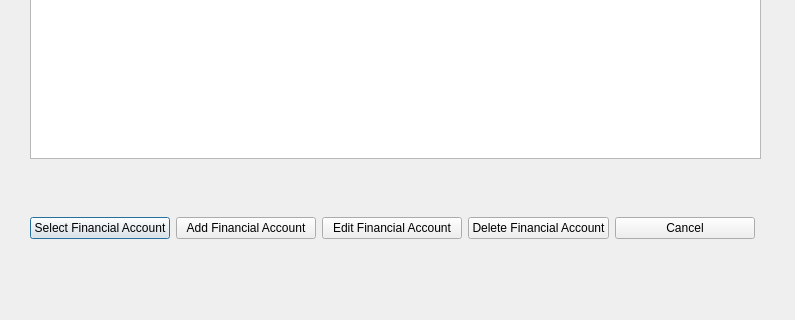
Old version of the form BudgetManagementQtVS/BudgetManagementQtVS/FinancialAccountSelectionView.ui in the repository Greexoff/Budget-Management-App; both pictures show x 0 to 795 and y 232 to 552 of the 795 by 552 pixel window.
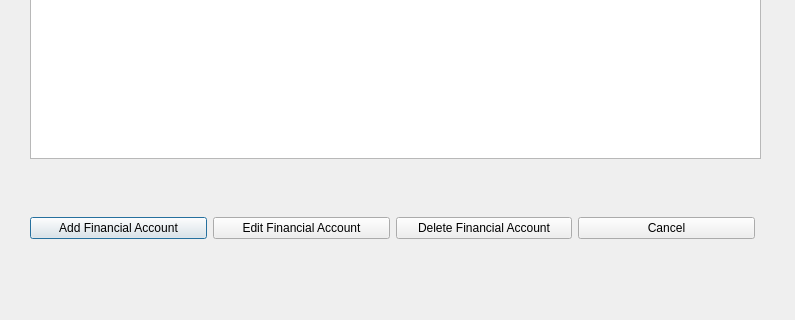
New version of the form.

```diff
--- a/BudgetManagementQtVS/BudgetManagementQtVS/FinancialAccountSelectionView.ui
+++ b/BudgetManagementQtVS/BudgetManagementQtVS/FinancialAccountSelectionView.ui
@@ -23,13 +23,6 @@
     </rect>
    </property>
    <layout class="QHBoxLayout" name="horizontalLayout">
-    <item>
-     <widget class="QPushButton" name="selectFinancialAccountButton">
-      <property name="text">
-       <string>Select Financial Account</string>
-      </property>
-     </widget>
-    </item>
     <item>
      <widget class="QPushButton" name="addFinancialAccountButton">
       <property name="text">
```
